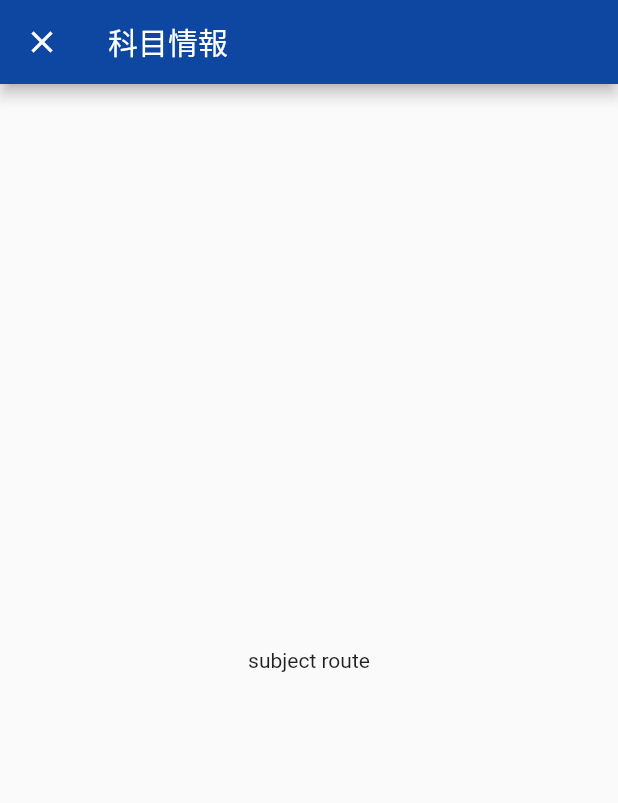
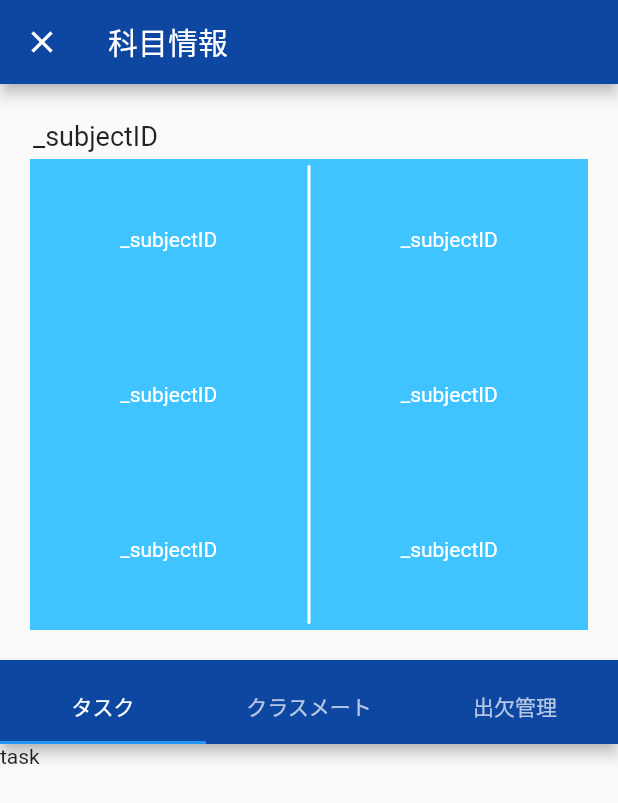
Before and after one commit to yusho-nakawaki/campus-post-android, a Flutter app: the Timetable screen opened directly, after a tap on "クラスメート：塩原さん他", on a phone screen of 412 x 824 dp. Shown: the top 803 px of the screen. Run offline on Flutter 3.47's test engine with Material 2 defaults, Android fonts, the phone set to English and light mode, and no system bars; our stand-ins replace carousel_slider, cloud_firestore, firebase_auth, firebase_core, firebase_database, firebase_storage and 6 more; missing offline and left inert: flutter_boom_menu, snapping_sheet; accounts and stored records are empty.

Commit message:
SubjectModelの作成中

```diff
--- a/lib/routes/subject_route.dart
+++ b/lib/routes/subject_route.dart
@@ -1,13 +1,19 @@
+import 'package:campuspost/providers.dart';
+import 'package:campuspost/subject_elements/subject_classmates.dart';
+import 'package:campuspost/subject_elements/subject_counter.dart';
+import 'package:campuspost/subject_elements/subject_tasks.dart';
 import 'package:flutter/material.dart';
 import 'package:flutter/src/widgets/framework.dart';
 import 'package:flutter_hooks/flutter_hooks.dart';
+import 'package:hooks_riverpod/all.dart';
 
 class SubjectInfo extends HookWidget{
   int _day;
   String _dayKanji;
   int _period;
   String _periodString;
-  SubjectInfo({int day, int period}){
+  String _subjectID;
+  SubjectInfo({int day, int period, String id}){
     switch(day){
       case 0:
         _dayKanji = '月';
@@ -33,12 +39,105 @@ class SubjectInfo extends HookWidget{
     this._day = day;
     this._period = period;
     this._periodString = period.toString();
+    this._subjectID = id;
   }
   @override
   Widget build(BuildContext context) {
-    return Scaffold(
-      appBar: AppBar(title: Text("科目情報")),
-      body: Center(child: Text('subject route'),),
+    final List<Widget> _tabs = [
+      Tab(text: 'タスク',),
+      Tab(text: 'クラスメート',),
+      Tab(text: '出欠管理',),
+    ];
+    final List<Widget> _states = [
+      SubjectTasks(),
+      SubjectClassmates(day: _day, period: _period, id: _subjectID),
+      SubjectCounter(),
+    ];
+
+    return DefaultTabController(
+      length: _tabs.length,
+      child: Scaffold(
+        appBar: AppBar(title: Text("科目情報")),
+        body: Column(
+          children: [
+            Expanded(
+                flex: 4,
+                child: Column(
+                  children: [
+                    Container(
+                      height: 30,
+                      margin: EdgeInsets.only(left: 20, right: 20, top: 20,),
+                      padding: EdgeInsets.all(2),
+                      child: Row(
+                        children: [
+                          Expanded(child: Text('_subjectID', style: TextStyle(fontSize: 18),)),
+                          Expanded(flex: 3, child: Container()),
+                        ],
+                      ),
+                    ),
+                    Expanded(
+                      child: Container(
+                        color: Colors.lightBlueAccent,
+                        padding: EdgeInsets.all(2),
+                        margin: EdgeInsets.only(left: 20, right: 20, bottom: 20,),
+                        child: Row(
+                          children: [
+                            Expanded(
+                              child: Column(
+                                children: [
+                                  Expanded(child: Center(child: Text('_subjectID', style: TextStyle(color: Colors.white),))),
+                                  Expanded(child: Center(child: Text('_subjectID', style: TextStyle(color: Colors.white),))),
+                                  Expanded(child: Center(child: Text('_subjectID', style: TextStyle(color: Colors.white),))),
+                                ],
+                              ),
+                            ),
+                            Container(
+                              width: 2,
+                              margin: EdgeInsets.all(2),
+                              decoration: BoxDecoration(
+                                borderRadius: BorderRadius.circular(25),
+                                color: Colors.white,
+                              ),
+                            ),
+                            Expanded(
+                              child: Column(
+                                children: [
+                                  Expanded(child: Center(child: Text('_subjectID', style: TextStyle(color: Colors.white),))),
+                                  Expanded(child: Center(child: Text('_subjectID', style: TextStyle(color: Colors.white),))),
+                                  Expanded(child: Center(child: Text('_subjectID', style: TextStyle(color: Colors.white),))),
+                                ],
+                              ),
+                            ),
+                          ],
+                        ),
+                      ),
+                    ),
+                  ],
+                ),
+            ),
+
+            Expanded(
+                flex: 4,
+                child: Scaffold(
+                  appBar: AppBar(
+                    automaticallyImplyLeading: false,
+                    flexibleSpace: Column(
+                      mainAxisAlignment: MainAxisAlignment.end,
+                      children: <Widget>[
+                        TabBar(
+                          tabs: _tabs,
+                        )
+                      ],
+                    ),
+                  ),
+                  body: TabBarView(
+                    children: _states,
+                  ),
+                ),
+            ),
+          ],
+        ),
+      ),
     );
   }
 }
--- /dev/null
+++ b/lib/subject_elements/subject_classmates.dart
@@ -0,0 +1,76 @@
+import 'package:campuspost/providers.dart';
+import 'package:cloud_firestore/cloud_firestore.dart';
+import 'package:flutter/cupertino.dart';
+import 'package:flutter/material.dart';
+import 'package:flutter/src/widgets/framework.dart';
+import 'package:flutter_hooks/flutter_hooks.dart';
+import 'package:hooks_riverpod/hooks_riverpod.dart';
+
+class SubjectClassmates extends HookWidget{
+  final _firestoreReference = FirebaseFirestore.instance;
+  final String _userID = useProvider(userIDProvider).state;
+  final String _university = '早稲田大学';
+
+  int _day;
+  String _dayKanji;
+  int _period;
+  String _periodString;
+  String _subjectID;
+  SubjectClassmates({int day, int period, String id}){
+    switch(day){
+      case 0:
+        _dayKanji = '月';
+        break;
+      case 1:
+        _dayKanji = '火';
+        break;
+      case 2:
+        _dayKanji = '水';
+        break;
+      case 3:
+        _dayKanji = '木';
+        break;
+      case 4:
+        _dayKanji = '金';
+        break;
+      case 5:
+        _dayKanji = '土';
+        break;
+      default:
+        break;
+    }
+    this._day = day;
+    this._period = period;
+    this._periodString = period.toString();
+    this._subjectID = id;
+  }
+
+  @override
+  Widget build(BuildContext context) {
+    return StreamBuilder(
+        stream: _firestoreReference
+            .collection('allSubjects')
+            .doc(_university)
+            .collection('$_dayKanji曜$_period限')
+            .doc(_subjectID)
+            .collection('users')
+            .snapshots(),
+        builder:(BuildContext context, AsyncSnapshot<QuerySnapshot> snapshot) {
+          if (snapshot.hasError) {
+            return Text('Something went wrong');
+          }
+          if (snapshot.connectionState == ConnectionState.waiting) {
+            return Text("Loading");
+          }
+          return ListView(
+            children: snapshot.data.docs.map((DocumentSnapshot document) {
+              return ListTile(
+                title: Text(document.data()['id']),
+                subtitle: Text(document.data()['id']),
+                onTap: (){},
+              );
+            }).toList(),
+          );},
+    );
+  }
+}
--- /dev/null
+++ b/lib/subject_elements/subject_tasks.dart
@@ -0,0 +1,15 @@
+import 'package:flutter/cupertino.dart';
+import 'package:flutter/src/widgets/framework.dart';
+import 'package:flutter_hooks/flutter_hooks.dart';
+
+class SubjectTasks extends HookWidget{
+  @override
+  Widget build(BuildContext context) {
+    return ListView(
+      children: [
+        Text('task'),
+      ],
+    );
+  }
+
+}
```
Also changed, not shown: lib/subject_elements/subject_counter.dart (added, +11 -0 lines), lib/timetable_elements/subject_frame.dart (+33 -1 lines).
